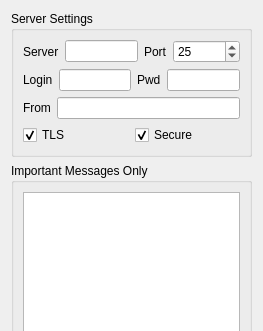
First picture: the form in xpaxs/frontends/base/ui/ui_emailDlg.ui, repository praxes/praxes, before the edit; both pictures show x 0 to 263 and y 0 to 331 of the 263 by 710 pixel window.
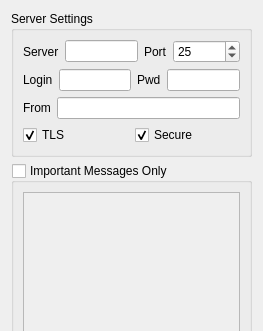
Second picture: the form after the edit.

Commit message: Added security to important email addresses

What changed in the file:
```diff
--- a/xpaxs/frontends/base/ui/ui_emailDlg.ui
+++ b/xpaxs/frontends/base/ui/ui_emailDlg.ui
@@ -142,6 +142,12 @@
      <property name="title" >
       <string>Important Messages Only</string>
      </property>
+     <property name="checkable" >
+      <bool>true</bool>
+     </property>
+     <property name="checked" >
+      <bool>false</bool>
+     </property>
      <layout class="QHBoxLayout" >
       <item>
        <widget class="QTextEdit" name="importantEdit" />
```
The commit also changes 1 other file.
